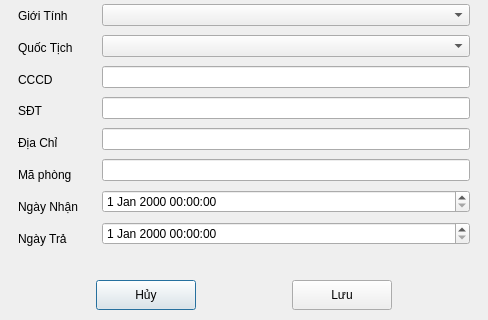
D0ssisme/PYTHON_HOTELMANAGER, file QLKH/editcustomer_dialog.ui: the form before one commit; both pictures show x 0 to 488 and y 159 to 479 of the 488 by 479 pixel window.
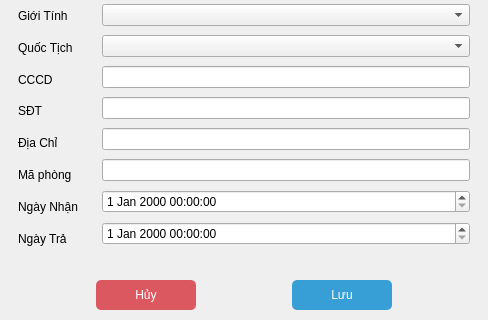
The form after the commit.

```diff
--- a/QLKH/editcustomer_dialog.ui
+++ b/QLKH/editcustomer_dialog.ui
@@ -311,6 +311,17 @@
           <height>30</height>
          </size>
         </property>
+        <property name="styleSheet">
+         <string notr="true">QPushButton {
+    background-color:#db5860;
+    color: white;
+    border-radius: 5px;
+    padding: 5px;
+}
+QPushButton:hover {
+    background-color: darkred;
+}</string>
+        </property>
         <property name="text">
          <string>Hủy</string>
         </property>
@@ -337,6 +348,17 @@
           <height>30</height>
          </size>
         </property>
+        <property name="styleSheet">
+         <string notr="true">QPushButton {
+    background-color:#379fd6;
+    color: white;
+    border-radius: 5px;
+    padding: 5px;
+}
+QPushButton:hover {
+    background-color: darkred;
+}</string>
+        </property>
         <property name="text">
          <string>Lưu</string>
         </property>
```
